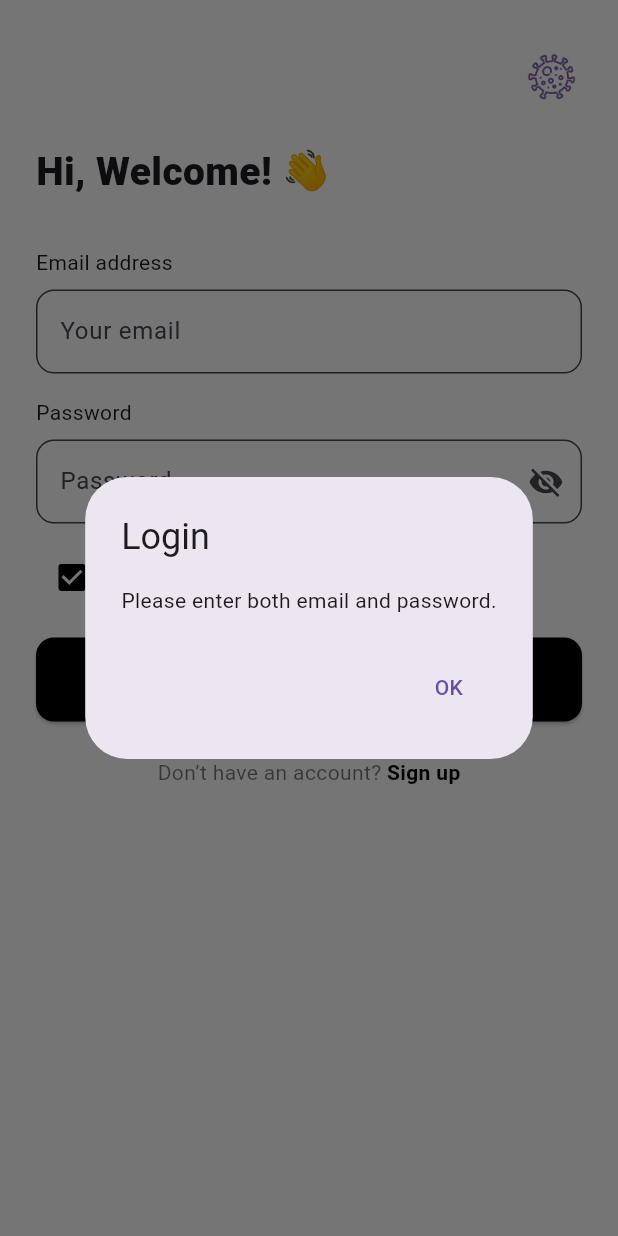
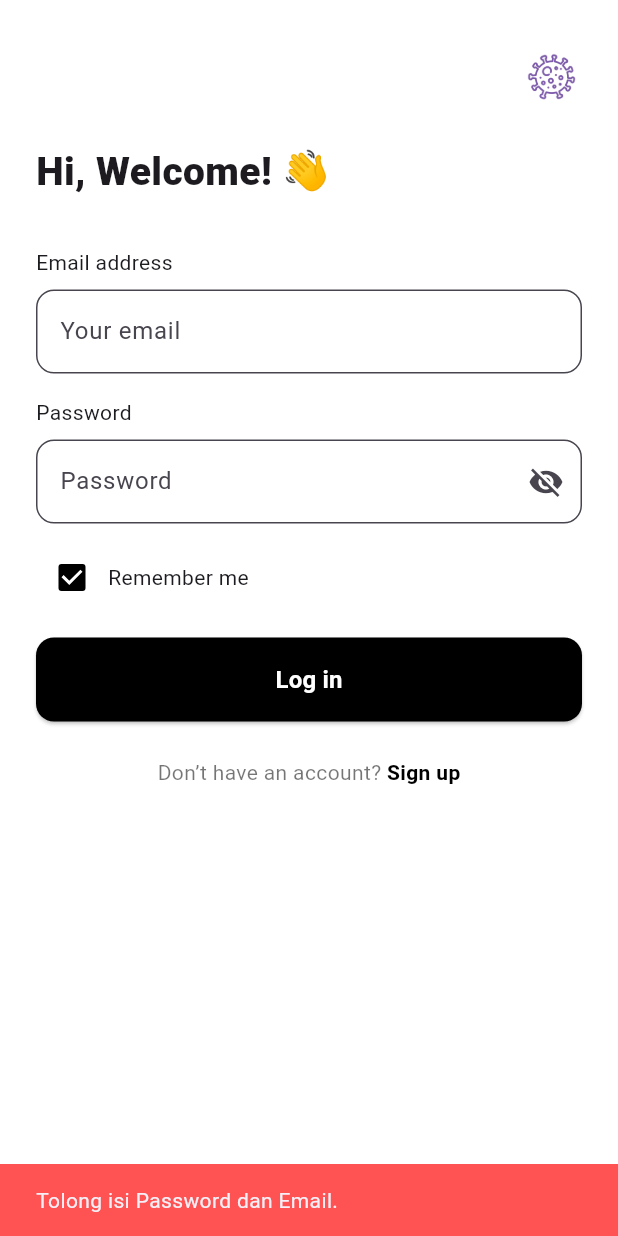
Before and after one commit to iFannJR/Apps_Flutter, a Flutter app: the LoginPage screen opened directly, after a tap on "Log in", on a phone screen of 412 x 824 dp. Run offline on Flutter 3.47's test engine with Material 3 defaults, Android fonts, the phone set to English and light mode, and no system bars.

Commit message:
menambahkan snackbar

```diff
--- a/flutter_application_1/lib/dashboard_page.dart
+++ b/flutter_application_1/lib/dashboard_page.dart
@@ -18,7 +18,7 @@ class _DashboardPageState extends State<DashboardPage> {
 
   final List<Widget> _pages = [
     Center(child: Text('Riwayat', style: TextStyle(fontSize: 24))),
-    Center(child: Text('Analisis', style: TextStyle(fontSize: 24))),
+    Center(child: Text('Klasifikasi', style: TextStyle(fontSize: 24))),
     _DashboardHome(),
   ];
 
@@ -55,7 +55,7 @@ class _DashboardPageState extends State<DashboardPage> {
             ),
             BottomNavigationBarItem(
               icon: Icon(Icons.bar_chart),
-              label: 'Analisis',
+              label: 'Klasifikasi',
             ),
             BottomNavigationBarItem(
               icon: Icon(Icons.dashboard_customize),
@@ -120,7 +120,7 @@ class _DashboardHome extends StatelessWidget {
                     ),
                     child: const Center(
                       child: Text(
-                        'Analisis',
+                        'Klasifikasi',
                         style: TextStyle(fontWeight: FontWeight.bold),
                       ),
                     ),
--- a/flutter_application_1/lib/login_page.dart
+++ b/flutter_application_1/lib/login_page.dart
@@ -12,54 +12,38 @@ class LoginPage extends StatefulWidget {
 class _LoginPageState extends State<LoginPage> {
   bool _isPasswordVisible = false;
   bool _rememberMe = true;
-  TextEditingController _emailController = TextEditingController();
-  TextEditingController _passwordController = TextEditingController();
 
-  void _showLoginAlert(String message) {
-    showDialog(
-      context: context,
-      builder: (BuildContext context) {
-        return AlertDialog(
-          title: const Text('Login'),
+  final TextEditingController _emailController = TextEditingController();
+  final TextEditingController _passwordController = TextEditingController();
+
+  void _showSnackBar(String message, {bool success = false}) {
+    ScaffoldMessenger.of(context).showSnackBar(
+      SnackBar(
         content: Text(message),
-          actions: <Widget>[
-            TextButton(
-              onPressed: () {
-                Navigator.of(context).pop(); // Close the alert dialog
-              },
-              child: const Text('OK'),
+        backgroundColor: success ? Colors.green : Colors.redAccent,
+        duration: const Duration(seconds: 2),
       ),
-          ],
-        );
-      },
     );
   }
 
-  void _showSuccessAlert() {
-    showDialog(
-      context: context,
-      builder: (BuildContext context) {
-        return AlertDialog(
-          title: const Text('Login Successful'),
-          content: const Text('You have successfully logged in!'),
-          actions: <Widget>[
-            TextButton(
-              onPressed: () {
-                // Navigate to DashboardPage when OK is pressed
-                Navigator.of(context).pop(); // Close the alert dialog
+  void _login() {
+    String email = _emailController.text.trim();
+    String password = _passwordController.text;
+
+    if (email.isEmpty || password.isEmpty) {
+      _showSnackBar('Tolong isi Password dan Email.');
+    } else {
+      // Menampilkan snackbar sukses, lalu navigasi setelah delay
+      _showSnackBar('Login Berhasil!', success: true);
+      Future.delayed(const Duration(seconds: 2), () {
         Navigator.pushReplacement(
           context,
           MaterialPageRoute(
             builder: (context) => const DashboardPage(),
           ),
         );
-              },
-              child: const Text('OK'),
-            ),
-          ],
-        );
-      },
-    );
+      });
+    }
   }
 
   @override
@@ -131,9 +115,7 @@ class _LoginPageState extends State<LoginPage> {
               ),
               const SizedBox(height: 12),
               Row(
-                mainAxisAlignment: MainAxisAlignment.spaceBetween,
-                children: [
-                  Row(
+                mainAxisAlignment: MainAxisAlignment.start,
                 children: [
                   Checkbox(
                     value: _rememberMe,
@@ -147,8 +129,6 @@ class _LoginPageState extends State<LoginPage> {
                   const Text('Remember me'),
                 ],
               ),
-                ],
-              ),
               const SizedBox(height: 16),
               SizedBox(
                 width: double.infinity,
@@ -160,19 +140,7 @@ class _LoginPageState extends State<LoginPage> {
                       borderRadius: BorderRadius.circular(12),
                     ),
                   ),
-                  onPressed: () {
-                    String email = _emailController.text;
-                    String password = _passwordController.text;
-
-                    // Validasi input
-                    if (email.isEmpty || password.isEmpty) {
-                      // Jika email atau password kosong
-                      _showLoginAlert('Please enter both email and password.');
-                    } else {
-                      // Jika email dan password sudah diisi, tampilkan alert berhasil login
-                      _showSuccessAlert();
-                    }
-                  },
+                  onPressed: _login,
                   child: const Text(
                     'Log in',
                     style: TextStyle(
--- a/flutter_application_1/lib/main.dart
+++ b/flutter_application_1/lib/main.dart
@@ -41,12 +41,12 @@ class OnboardingPage extends StatelessWidget {
               ),
               const SizedBox(height: 48),
               const Text(
-                'Explore the app',
+                'Diabayes Apps',
                 style: TextStyle(fontSize: 24, fontWeight: FontWeight.bold),
               ),
               const SizedBox(height: 12),
               const Text(
-                'Now your finances are in one place\nand always under control',
+                'Pendamping cerdas Anda untuk manajemen diabetes \n yang lebih praktis. \nMasuk atau buat akun untuk merasakan kemudahannya.',
                 style: TextStyle(fontSize: 16, color: Colors.grey),
                 textAlign: TextAlign.center,
               ),
```
Also changed, not shown: flutter_application_1/lib/create_account.dart (+44 -17 lines). Lines whose indentation alone changed are shown as unchanged.
